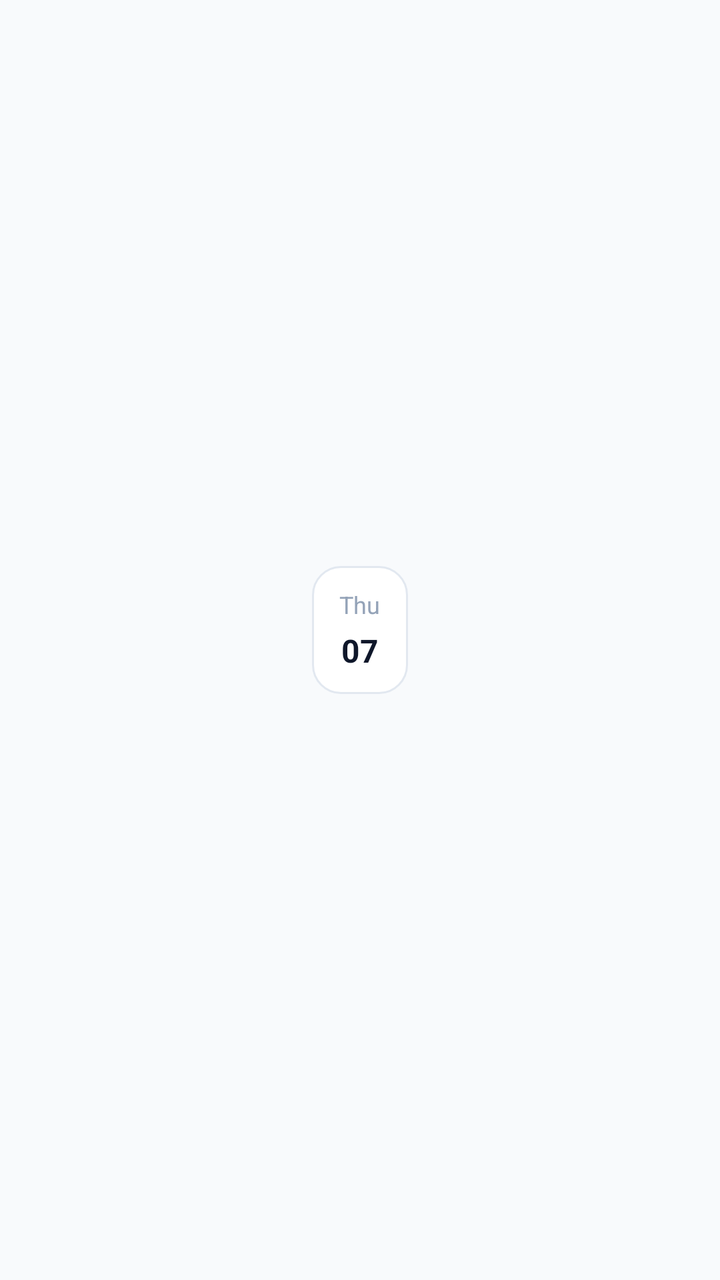
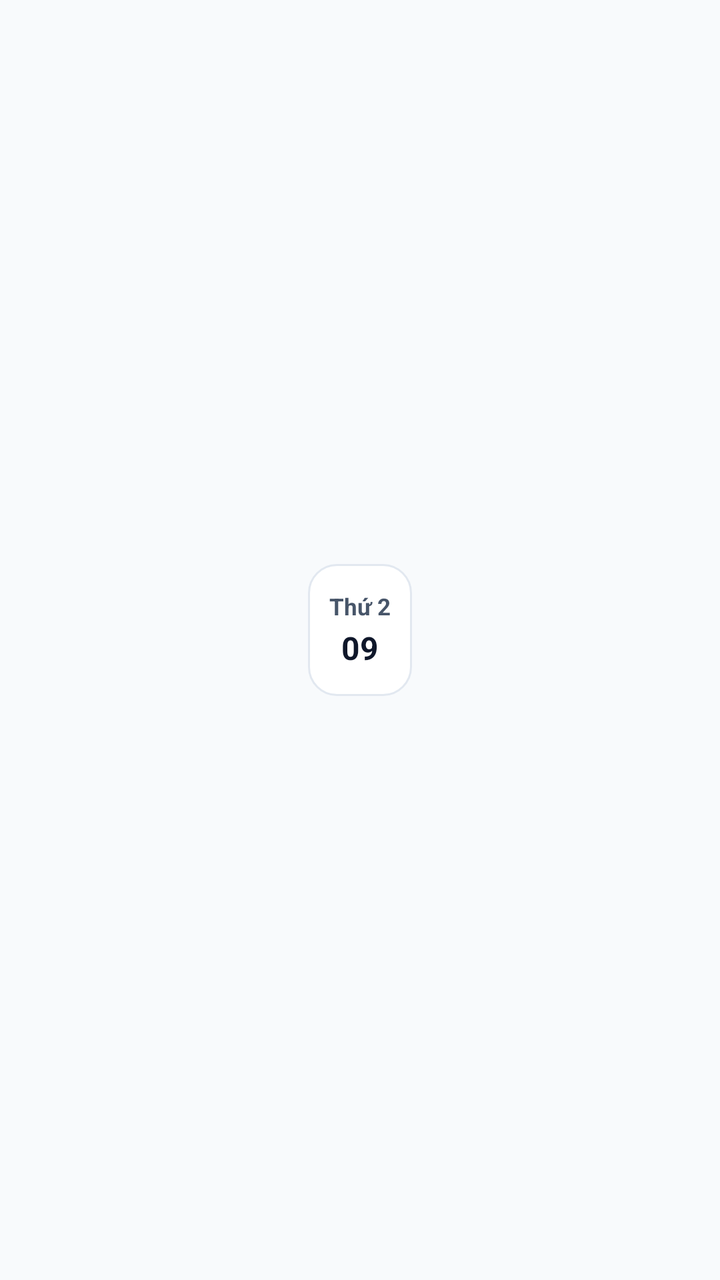

The first picture is an Android layout as it rendered before a commit; the second is the same layout after the commit. The layout source and the unified diff follow.
<!-- AndroidManifest.xml: application theme Theme.MyApplication -->
<!-- res/layout/item_calendar_day.xml -->
<?xml version="1.0" encoding="utf-8"?>
<LinearLayout xmlns:android="http://schemas.android.com/apk/res/android"
    android:layout_width="wrap_content"
    android:layout_height="wrap_content"
    android:layout_marginEnd="10dp"
    android:gravity="center"
    android:orientation="vertical"
    android:paddingVertical="4dp">

    
    <LinearLayout
        android:id="@+id/layoutDay"
        android:layout_width="48dp"
        android:layout_height="64dp"
        android:background="@drawable/bg_day_capsule_unselected"
        android:gravity="center"
        android:orientation="vertical">

        <TextView
            android:id="@+id/tvDayOfWeek"
            android:layout_width="wrap_content"
            android:layout_height="wrap_content"
            android:text="Thu"
            android:textColor="@color/text_muted"
            android:textSize="12sp" />

        <TextView
            android:id="@+id/tvDateNumber"
            android:layout_width="wrap_content"
            android:layout_height="wrap_content"
            android:layout_marginTop="4dp"
            android:text="07"
            android:textColor="@color/text_primary"
            android:textSize="16sp"
            android:textStyle="bold" />
    </LinearLayout>

    
    <LinearLayout
        android:id="@+id/viewEventDot"
        android:layout_width="wrap_content"
        android:layout_height="wrap_content"
        android:layout_marginTop="6dp"
        android:gravity="center"
        android:orientation="horizontal"
        android:visibility="invisible">

        <View
            android:layout_width="4dp"
            android:layout_height="4dp"
            android:background="@drawable/bg_circle_teal"
            android:backgroundTint="#2563EB" />

        <View
            android:layout_width="4dp"
            android:layout_height="4dp"
            android:layout_marginHorizontal="3dp"
            android:background="@drawable/bg_circle_teal"
            android:backgroundTint="#38BDF8" />

        <View
            android:layout_width="4dp"
            android:layout_height="4dp"
            android:background="@drawable/bg_circle_teal"
            android:backgroundTint="#F59E0B" />
    </LinearLayout>

</LinearLayout>
<!-- resources referenced by this layout -->
<resources>
  <color name="text_muted">#94A3B8</color>
  <color name="text_primary">#0F172A</color>
  <!-- drawable bg_circle_teal (drawable) -->
  <?xml version="1.0" encoding="utf-8"?>
  <shape xmlns:android="http://schemas.android.com/apk/res/android"
      android:shape="oval">
      <solid android:color="#38BDF8" />
  </shape>
  <!-- drawable bg_day_capsule_unselected (drawable) -->
  <?xml version="1.0" encoding="utf-8"?>
  <shape xmlns:android="http://schemas.android.com/apk/res/android"
      android:shape="rectangle">
      <solid android:color="@color/card_bg" />
      <corners android:radius="14dp" />
      <stroke
          android:width="1dp"
          android:color="@color/card_stroke" />
  </shape>
  <style name="Theme.MyApplication" parent="Base.Theme.MyApplication" />
  <color name="card_bg">#FFFFFF</color>
  <color name="card_stroke">#E2E8F0</color>
  <style name="Base.Theme.MyApplication" parent="Theme.Material3.DayNight.NoActionBar">
          <item name="colorPrimary">@color/brand_primary</item>
          <item name="colorPrimaryVariant">@color/brand_primary_dark</item>
          <item name="colorSecondary">@color/brand_accent</item>
          <item name="android:colorBackground">@color/bg_main</item>
          <item name="android:windowBackground">@color/bg_main</item>
          <item name="android:statusBarColor">@color/bg_main</item>
          <item name="android:windowLightStatusBar">true</item>
          <item name="android:textColorPrimary">@color/text_primary</item>
          <item name="android:textColorSecondary">@color/text_secondary</item>
      </style>
  <color name="brand_primary">#2563EB</color>
  <color name="brand_primary_dark">#1D4ED8</color>
  <color name="brand_accent">#38BDF8</color>
  <color name="bg_main">#F8FAFC</color>
  <color name="text_secondary">#475569</color>
</resources>

<!-- the commit's change to res/layout/item_calendar_day.xml (unified diff, before → after) -->
@@ -10,8 +10,8 @@
     
     <LinearLayout
         android:id="@+id/layoutDay"
-        android:layout_width="48dp"
-        android:layout_height="64dp"
+        android:layout_width="52dp"
+        android:layout_height="66dp"
         android:background="@drawable/bg_day_capsule_unselected"
         android:gravity="center"
         android:orientation="vertical">
@@ -20,16 +20,17 @@
             android:id="@+id/tvDayOfWeek"
             android:layout_width="wrap_content"
             android:layout_height="wrap_content"
-            android:text="Thu"
-            android:textColor="@color/text_muted"
-            android:textSize="12sp" />
+            android:text="Thứ 2"
+            android:textColor="@color/text_secondary"
+            android:textSize="11.5sp"
+            android:textStyle="bold" />
 
         <TextView
             android:id="@+id/tvDateNumber"
             android:layout_width="wrap_content"
             android:layout_height="wrap_content"
-            android:layout_marginTop="4dp"
-            android:text="07"
+            android:layout_marginTop="2dp"
+            android:text="09"
             android:textColor="@color/text_primary"
             android:textSize="16sp"
             android:textStyle="bold" />
<!-- resource entries referenced after the edit -->
@@ -1,6 +1,5 @@
 <!-- resources referenced by this layout -->
 <resources>
-  <color name="text_muted">#94A3B8</color>
   <color name="text_primary">#0F172A</color>
   <!-- drawable bg_circle_teal (drawable) -->
   <?xml version="1.0" encoding="utf-8"?>
